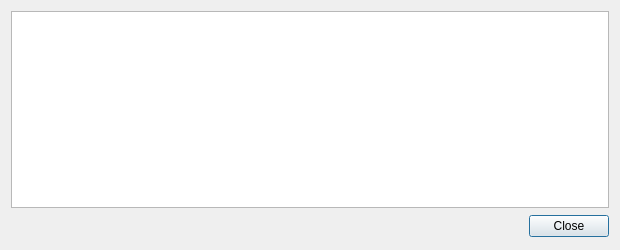
VeriConomy/vericoin, file src/qt/forms/transactiondescdialog.ui: the form before one commit.
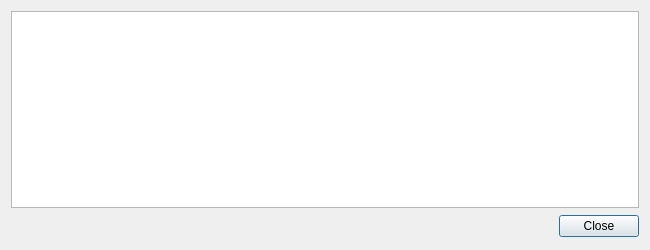
The form after the commit.

Patch:
```diff
--- a/src/qt/forms/transactiondescdialog.ui
+++ b/src/qt/forms/transactiondescdialog.ui
@@ -6,7 +6,7 @@
    <rect>
     <x>0</x>
     <y>0</y>
-    <width>620</width>
+    <width>650</width>
     <height>250</height>
    </rect>
   </property>
```
